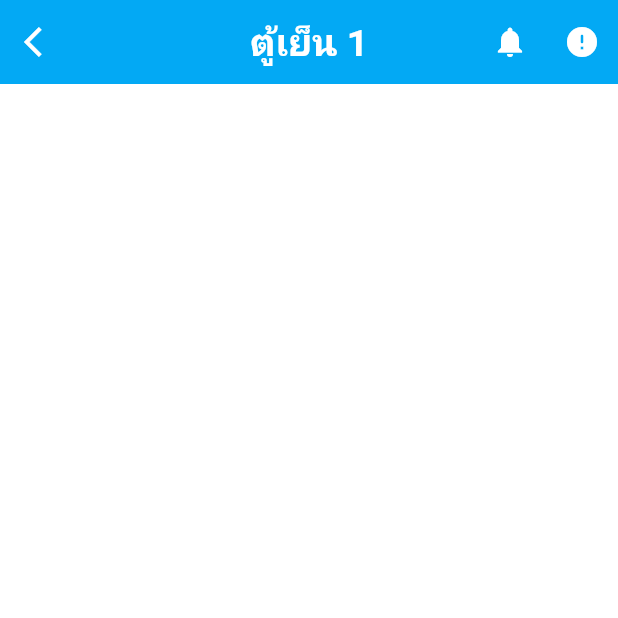
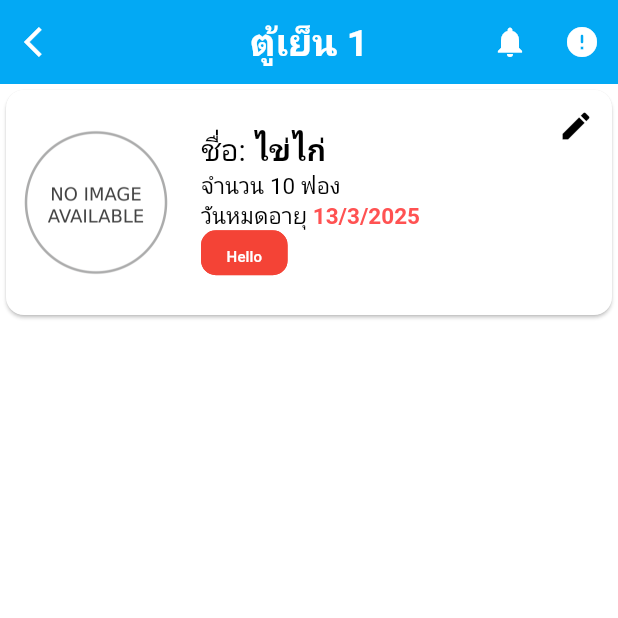
Before and after one commit to Pannathorn48/Re-Freeze, a Flutter app: the screen it shows after launch, on a phone screen of 412 x 824 dp, the top half of it. Run offline on Flutter 3.47's test engine with Material 3 defaults, Android fonts, the phone set to English and light mode, and no system bars; our stand-ins replace cloud_firestore, firebase_auth, firebase_core, flutter_svg, google_fonts, google_sign_in and 1 more; accounts and stored records are empty.

Commit message:
add item list

```diff
--- a/lib/pages/item-list/item_list.dart
+++ b/lib/pages/item-list/item_list.dart
@@ -1,4 +1,5 @@
 import 'package:flutter/material.dart';
+import 'package:flutter_svg/flutter_svg.dart';
 import 'package:google_fonts/google_fonts.dart';
 import 'package:mobile_project/models/item.dart';
 
@@ -22,7 +23,7 @@ class _ItemListPageState extends State<ItemListPage> {
       quantity: 10,
       expiryDate: DateTime.now(),
       imageUrl: "test",
-      tags: [],
+      tags: [Tag(name: "Hello", color: Colors.red)],
       unit: "ฟอง",
     );
     items = [testItem];
@@ -61,15 +62,134 @@ class _ItemListPageState extends State<ItemListPage> {
                 ))
           ],
         ),
-      body: GridView.builder(
-          gridDelegate: const SliverGridDelegateWithFixedCrossAxisCount(
-            crossAxisCount: 2,
-            crossAxisSpacing: 10,
-            mainAxisSpacing: 10,
+        body: ListView.builder(
+          itemCount: items.length,
+          itemBuilder: (BuildContext context, int index) {
+            return Card(
+              child: SizedBox(
+                width: double.infinity,
+                height: 150,
+                child: Row(
+                  children: [
+                    const SizedBox(
+                      width: 10,
                     ),
-          itemBuilder: (context, index) {
-            return Container();
-          }),
+                    Image.asset(
+                      'assets/images/no-image.png',
+                      width: 100,
+                      height: 100,
+                    ),
+                    const SizedBox(
+                      width: 20,
+                    ),
+                    Expanded(
+                      child: Column(
+                        mainAxisAlignment: MainAxisAlignment.center,
+                        crossAxisAlignment: CrossAxisAlignment.start,
+                        children: [
+                          RichText(
+                            text: TextSpan(
+                              children: [
+                                TextSpan(
+                                  text: "ชื่อ: ",
+                                  style: GoogleFonts.notoSansThai(
+                                    fontSize: 20,
+                                    color: Colors.black,
+                                  ),
+                                ),
+                                TextSpan(
+                                  text: items[index].name,
+                                  style: GoogleFonts.notoSansThai(
+                                    fontSize: 20,
+                                    fontWeight: FontWeight.bold,
+                                    color: Colors.black,
+                                  ),
+                                ),
+                              ],
+                            ),
+                          ),
+                          RichText(
+                            text: TextSpan(
+                              children: [
+                                TextSpan(
+                                  text: "จำนวน ",
+                                  style: GoogleFonts.notoSansThai(
+                                    fontSize: 15,
+                                    color: Colors.black,
+                                  ),
+                                ),
+                                TextSpan(
+                                  text:
+                                      "${items[index].quantity} ${items[index].unit}",
+                                  style: GoogleFonts.notoSansThai(
+                                    fontSize: 15,
+                                    color: Colors.black,
+                                  ),
+                                ),
+                              ],
+                            ),
+                          ),
+                          RichText(
+                            text: TextSpan(
+                              children: [
+                                TextSpan(
+                                  text: "วันหมดอายุ ",
+                                  style: GoogleFonts.notoSansThai(
+                                    fontSize: 15,
+                                    color: Colors.black,
+                                  ),
+                                ),
+                                TextSpan(
+                                  text: items[index].expiryDateString,
+                                  style: GoogleFonts.notoSansThai(
+                                    fontSize: 15,
+                                    fontWeight: FontWeight.bold,
+                                    color: Colors.redAccent,
+                                  ),
+                                ),
+                              ],
+                            ),
+                          ),
+                          SizedBox(
+                            height: 30,
+                            child: ListView(
+                              scrollDirection: Axis.horizontal,
+                              children: items[index]
+                                  .tags
+                                  .map((tag) => Chip(
+                                        side: BorderSide(
+                                            color: tag.color, width: 1),
+                                        shape: RoundedRectangleBorder(
+                                            borderRadius:
+                                                BorderRadius.circular(10)),
+                                        backgroundColor: tag.color,
+                                        label: Text(
+                                          tag.name,
+                                          style: GoogleFonts.notoSansThai(
+                                              color: Colors.white,
+                                              fontSize: 10),
+                                        ),
+                                      ))
+                                  .toList(),
+                            ),
+                          ),
+                        ],
+                      ),
+                    ),
+                    Align(
+                      alignment: Alignment.topRight,
+                      child: IconButton(
+                        icon: const Icon(Icons.edit),
+                        onPressed: () {
+                          // Add your edit functionality here
+                        },
+                      ),
+                    ),
+                  ],
+                ),
+              ),
             );
+          },
+        ));
   }
 }
```
Also changed, not shown: assets/images/no-image.png (added), assets/images/no-image.svg (deleted). Lines whose indentation alone changed are shown as unchanged.
